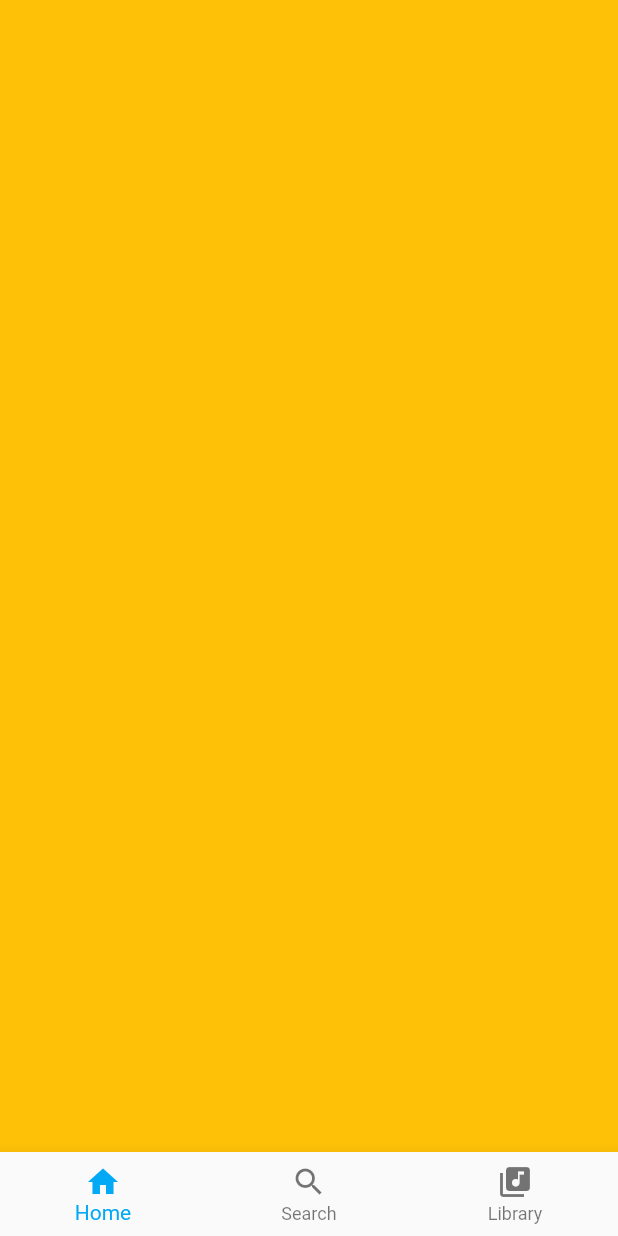
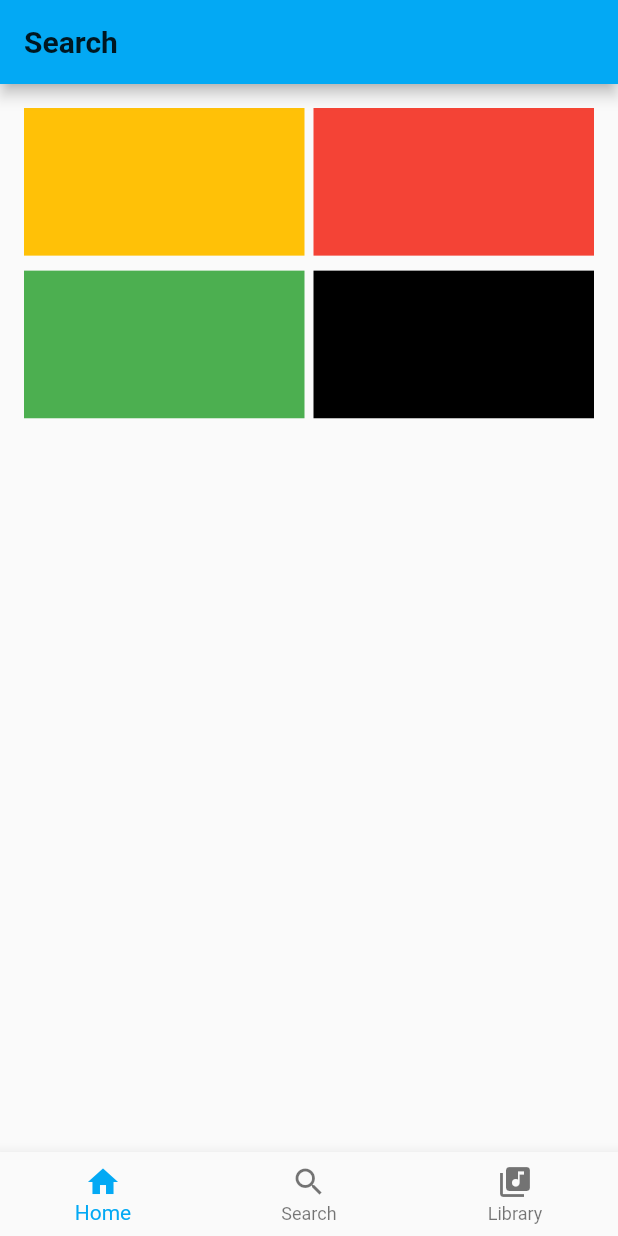
Before and after one commit to iankang/mixa, a Flutter app: the screen it shows after launch, item 2 of the bottom bar chosen, on a phone screen of 412 x 824 dp. Run offline on Flutter 3.47's test engine with Material 2 defaults, Android fonts, the phone set to English and light mode, and no system bars; our stand-ins replace google_fonts, toast; missing offline and left inert: flutter_search_bar, seekbar; network calls fail; Roboto replaces fonts that are missing (Ubuntu).

Commit message:
started with the search screen

```diff
--- a/lib/utils/ui/home.dart
+++ b/lib/utils/ui/home.dart
@@ -1,5 +1,6 @@
 import 'package:flutter/material.dart';
 import 'package:mixa/utils/ui/home_page.dart';
+import 'package:mixa/utils/ui/search.dart';
 import 'package:mixa/utils/ui/placeholder_widget.dart';
 
 class Home extends StatefulWidget {
@@ -11,7 +12,7 @@ class _HomeState extends State<Home> {
   int _currentIndex = 0;
   final List<Widget> _children = [
     HomePage(),
-    PlaceHolderWidget(Colors.amber),
+    Search(),
     PlaceHolderWidget(Colors.black)
   ];
   @override
--- /dev/null
+++ b/lib/utils/ui/search.dart
@@ -0,0 +1,51 @@
+import 'package:flutter/material.dart';
+
+class Search extends StatefulWidget {
+  @override
+  _SearchState createState() => _SearchState();
+}
+
+class _SearchState extends State<Search> {
+  @override
+  Widget build(BuildContext context) {
+    return Scaffold(
+      appBar: AppBar(
+        title: Text(
+          'Search',
+          style: TextStyle(fontWeight: FontWeight.bold),
+        ),
+      ),
+      body: Container(
+        padding: const EdgeInsets.all(16.0),
+        child: GridView.extent(
+          maxCrossAxisExtent: 200,
+          crossAxisSpacing: 6.0,
+          mainAxisSpacing: 10.0,
+          childAspectRatio: 1.9,
+          children: <Widget>[
+            Container(
+              height: 10,
+              width: 100,
+              color: Colors.amber,
+            ),
+            Container(
+              height: 10,
+              width: 100,
+              color: Colors.red,
+            ),
+            Container(
+              height: 10,
+              width: 100,
+              color: Colors.green,
+            ),
+            Container(
+              height: 10,
+              width: 100,
+              color: Colors.black,
+            ),
+          ],
+        ),
+      ),
+    );
+  }
+}
```
